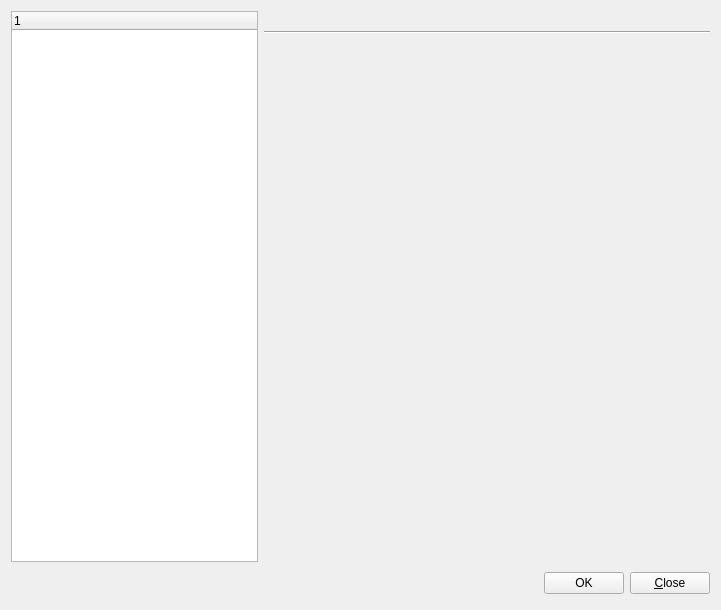
apavelm/stildcpp, file ui/preferencesdialog.ui: the form before one commit.
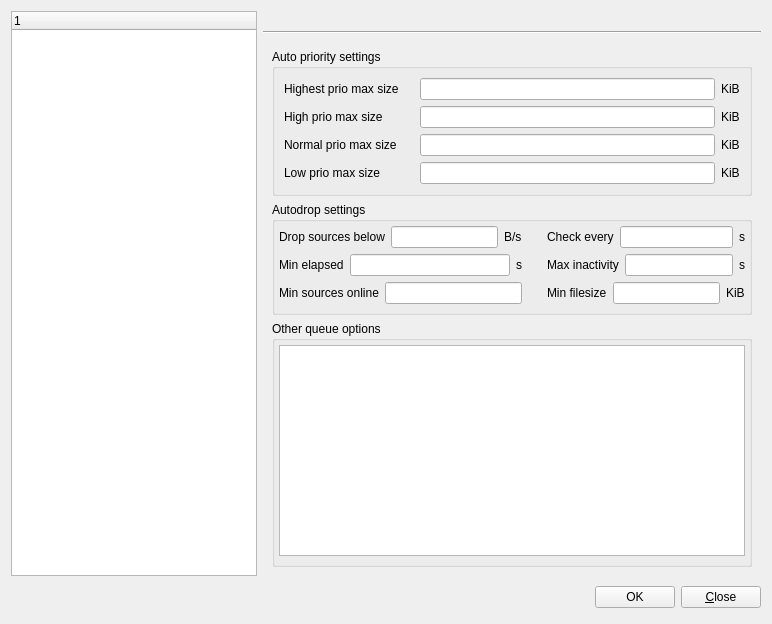
The form after the commit. The open tabs and pages were chosen to show the change.

Commit message: added some pages to preferences dialog.

The edit to the form file:
```diff
--- a/ui/preferencesdialog.ui
+++ b/ui/preferencesdialog.ui
@@ -8,8 +8,8 @@
    <rect>
     <x>0</x>
     <y>0</y>
-    <width>721</width>
-    <height>610</height>
+    <width>772</width>
+    <height>624</height>
    </rect>
   </property>
   <property name="windowTitle" >
@@ -102,7 +102,7 @@
             <enum>QFrame::NoFrame</enum>
            </property>
            <property name="frameShadow" >
-            <enum>QFrame::Plain</enum>
+            <enum>QFrame::Sunken</enum>
            </property>
            <property name="currentIndex" >
             <number>0</number>
@@ -906,7 +906,348 @@
             </layout>
            </widget>
            <widget class="QWidget" name="DownloadsPreview" />
-           <widget class="QWidget" name="DownloadsQueue" />
+           <widget class="QWidget" name="DownloadsQueue" >
+            <layout class="QGridLayout" >
+             <item row="0" column="0" >
+              <layout class="QVBoxLayout" >
+               <item>
+                <widget class="QGroupBox" name="group_autopriority" >
+                 <property name="title" >
+                  <string>Auto priority settings</string>
+                 </property>
+                 <layout class="QGridLayout" >
+                  <item row="0" column="0" >
+                   <layout class="QVBoxLayout" >
+                    <item>
+                     <layout class="QHBoxLayout" >
+                      <item>
+                       <widget class="QLabel" name="lbl_dlqueue_highest" >
+                        <property name="minimumSize" >
+                         <size>
+                          <width>130</width>
+                          <height>0</height>
+                         </size>
+                        </property>
+                        <property name="text" >
+                         <string>Highest prio max size</string>
+                        </property>
+                       </widget>
+                      </item>
+                      <item>
+                       <widget class="QLineEdit" name="edt_dlqueue_highest" />
+                      </item>
+                      <item>
+                       <widget class="QLabel" name="lbl_dlqueue_highest2" >
+                        <property name="sizePolicy" >
+                         <sizepolicy vsizetype="Preferred" hsizetype="Minimum" >
+                          <horstretch>0</horstretch>
+                          <verstretch>0</verstretch>
+                         </sizepolicy>
+                        </property>
+                        <property name="text" >
+                         <string>KiB</string>
+                        </property>
+                       </widget>
+                      </item>
+                     </layout>
+                    </item>
+                    <item>
+                     <layout class="QHBoxLayout" >
+                      <item>
+                       <widget class="QLabel" name="lbl_dlqueue_high" >
+                        <property name="minimumSize" >
+                         <size>
+                          <width>130</width>
+                          <height>0</height>
+                         </size>
+                        </property>
+                        <property name="text" >
+                         <string>High prio max size</string>
+                        </property>
+                       </widget>
+                      </item>
+                      <item>
+                       <widget class="QLineEdit" name="edt_dlqueue_high" />
+                      </item>
+                      <item>
+                       <widget class="QLabel" name="lbl_dlqueue_high2" >
+                        <property name="sizePolicy" >
+                         <sizepolicy vsizetype="Preferred" hsizetype="Minimum" >
+                          <horstretch>0</horstretch>
+                          <verstretch>0</verstretch>
+                         </sizepolicy>
+                        </property>
+                        <property name="text" >
+                         <string>KiB</string>
+                        </property>
+                       </widget>
+                      </item>
+                     </layout>
+                    </item>
+                    <item>
+                     <layout class="QHBoxLayout" >
+                      <item>
+                       <widget class="QLabel" name="lbl_dlqueue_normal" >
+                        <property name="minimumSize" >
+                         <size>
+                          <width>130</width>
+                          <height>0</height>
+                         </size>
+                        </property>
+                        <property name="text" >
+                         <string>Normal prio max size</string>
+                        </property>
+                       </widget>
+                      </item>
+                      <item>
+                       <widget class="QLineEdit" name="edt_dlqueue_normal" />
+                      </item>
+                      <item>
+                       <widget class="QLabel" name="lbl_dlqueue_normal2" >
+                        <property name="sizePolicy" >
+                         <sizepolicy vsizetype="Preferred" hsizetype="Minimum" >
+                          <horstretch>0</horstretch>
+                          <verstretch>0</verstretch>
+                         </sizepolicy>
+                        </property>
+                        <property name="text" >
+                         <string>KiB</string>
+                        </property>
+                       </widget>
+                      </item>
+                     </layout>
+                    </item>
+                    <item>
+                     <layout class="QHBoxLayout" >
+                      <item>
+                       <widget class="QLabel" name="lbl_dlqueue_low" >
+                        <property name="minimumSize" >
+                         <size>
+                          <width>130</width>
+                          <height>0</height>
+                         </size>
+                        </property>
+                        <property name="text" >
+                         <string>Low prio max size</string>
+                        </property>
+                       </widget>
+                      </item>
+                      <item>
+                       <widget class="QLineEdit" name="edt_dlqueue_low" />
+                      </item>
+                      <item>
+                       <widget class="QLabel" name="lbl_dlqueue_low2" >
+                        <property name="sizePolicy" >
+                         <sizepolicy vsizetype="Preferred" hsizetype="Minimum" >
+                          <horstretch>0</horstretch>
+                          <verstretch>0</verstretch>
+                         </sizepolicy>
+                        </property>
+                        <property name="text" >
+                         <string>KiB</string>
+                        </property>
+                       </widget>
+                      </item>
+                     </layout>
+                    </item>
+                   </layout>
+                  </item>
+                 </layout>
+                </widget>
+               </item>
+               <item>
+                <widget class="QGroupBox" name="group_autodrop" >
+                 <property name="title" >
+                  <string>Autodrop settings</string>
+                 </property>
+                 <layout class="QGridLayout" >
+                  <property name="leftMargin" >
+                   <number>4</number>
+                  </property>
+                  <property name="topMargin" >
+                   <number>4</number>
+                  </property>
+                  <property name="rightMargin" >
+                   <number>4</number>
+                  </property>
+                  <property name="bottomMargin" >
+                   <number>8</number>
+                  </property>
+                  <item row="0" column="0" >
+                   <layout class="QHBoxLayout" >
+                    <item>
+                     <layout class="QVBoxLayout" >
+                      <item>
+                       <layout class="QHBoxLayout" >
+                        <item>
+                         <widget class="QLabel" name="lbl_dlqueue_drop" >
+                          <property name="text" >
+                           <string>Drop sources below</string>
+                          </property>
+                         </widget>
+                        </item>
+                        <item>
+                         <widget class="QLineEdit" name="edt_dlqueue_drop" />
+                        </item>
+                        <item>
+                         <widget class="QLabel" name="lbl_dlqueue_drop2" >
+                          <property name="text" >
+                           <string>B/s</string>
+                          </property>
+                         </widget>
+                        </item>
+                       </layout>
+                      </item>
+                      <item>
+                       <layout class="QHBoxLayout" >
+                        <item>
+                         <widget class="QLabel" name="lbl_dlqueue_minelapsed" >
+                          <property name="text" >
+                           <string>Min elapsed</string>
+                          </property>
+                         </widget>
+                        </item>
+                        <item>
+                         <widget class="QLineEdit" name="edt_dlqueue_minelapsed" />
+                        </item>
+                        <item>
+                         <widget class="QLabel" name="lbl_dlqueue_minelapsed2" >
+                          <property name="text" >
+                           <string>s</string>
+                          </property>
+                         </widget>
+                        </item>
+                       </layout>
+                      </item>
+                      <item>
+                       <layout class="QHBoxLayout" >
+                        <item>
+                         <widget class="QLabel" name="lbl_dlqueue_minsources" >
+                          <property name="text" >
+                           <string>Min sources online</string>
+                          </property>
+                         </widget>
+                        </item>
+                        <item>
+                         <widget class="QLineEdit" name="edt_dlqueue_minsources" />
+                        </item>
+                       </layout>
+                      </item>
+                     </layout>
+                    </item>
+                    <item>
+                     <spacer>
+                      <property name="orientation" >
+                       <enum>Qt::Horizontal</enum>
+                      </property>
+                      <property name="sizeHint" >
+                       <size>
+                        <width>20</width>
+                        <height>20</height>
+                       </size>
+                      </property>
+                     </spacer>
+                    </item>
+                    <item>
+                     <layout class="QVBoxLayout" >
+                      <item>
+                       <layout class="QHBoxLayout" >
+                        <item>
+                         <widget class="QLabel" name="lbl_dlqueue_checkevery" >
+                          <property name="text" >
+                           <string>Check every</string>
+                          </property>
+                         </widget>
+                        </item>
+                        <item>
+                         <widget class="QLineEdit" name="edt_dlqueue_checkevery" />
+                        </item>
+                        <item>
+                         <widget class="QLabel" name="lbl_dlqueue_checkevery2" >
+                          <property name="text" >
+                           <string>s</string>
+                          </property>
+                         </widget>
+                        </item>
+                       </layout>
+                      </item>
+                      <item>
+                       <layout class="QHBoxLayout" >
+                        <item>
+                         <widget class="QLabel" name="lbl_dlqueue_maxinactivity" >
+                          <property name="text" >
+                           <string>Max inactivity</string>
+                          </property>
+                         </widget>
+                        </item>
+                        <item>
+                         <widget class="QLineEdit" name="edt_dlqueue_maxinactivity" />
+                        </item>
+                        <item>
+                         <widget class="QLabel" name="lbl_dlqueue_maxinactivity2" >
+                          <property name="text" >
+                           <string>s</string>
+                          </property>
+                         </widget>
+                        </item>
+                       </layout>
+                      </item>
+                      <item>
+                       <layout class="QHBoxLayout" >
+                        <item>
+                         <widget class="QLabel" name="lbl_dlqueue_minfilesize" >
+                          <property name="text" >
+                           <string>Min filesize</string>
+                          </property>
+                         </widget>
+                        </item>
+                        <item>
+                         <widget class="QLineEdit" name="edt_dlqueue_minfilesize" />
+                        </item>
+                        <item>
+                         <widget class="QLabel" name="lbl_dlqueue_minfilesize2" >
+                          <property name="text" >
+                           <string>KiB</string>
+                          </property>
+                         </widget>
+                        </item>
+                       </layout>
+                      </item>
+                     </layout>
+                    </item>
+                   </layout>
+                  </item>
+                 </layout>
+                </widget>
+               </item>
+               <item>
+                <widget class="QGroupBox" name="group_otherqueue" >
+                 <property name="title" >
+                  <string>Other queue options</string>
+                 </property>
+                 <layout class="QGridLayout" >
+                  <property name="leftMargin" >
+                   <number>4</number>
+                  </property>
+                  <property name="topMargin" >
+                   <number>4</number>
+                  </property>
+                  <property name="rightMargin" >
+                   <number>4</number>
+                  </property>
+                  <property name="bottomMargin" >
+                   <number>8</number>
+                  </property>
+                  <item row="0" column="0" >
+                   <widget class="QListWidget" name="list_queueoptions" />
+                  </item>
+                 </layout>
+                </widget>
+               </item>
+              </layout>
+             </item>
+            </layout>
+           </widget>
            <widget class="QWidget" name="Sharing" >
             <layout class="QVBoxLayout" >
              <item>
```
Left out of the diff: 58 changed lines with no effect on the pictures. The commit also changes 5 other files.
